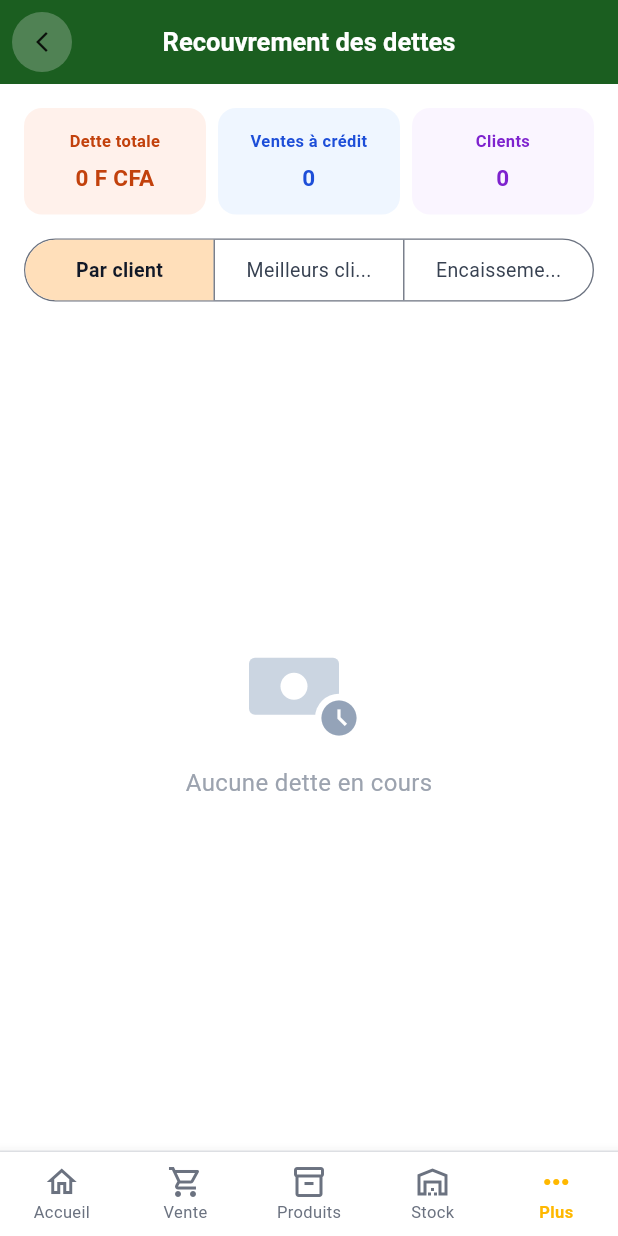
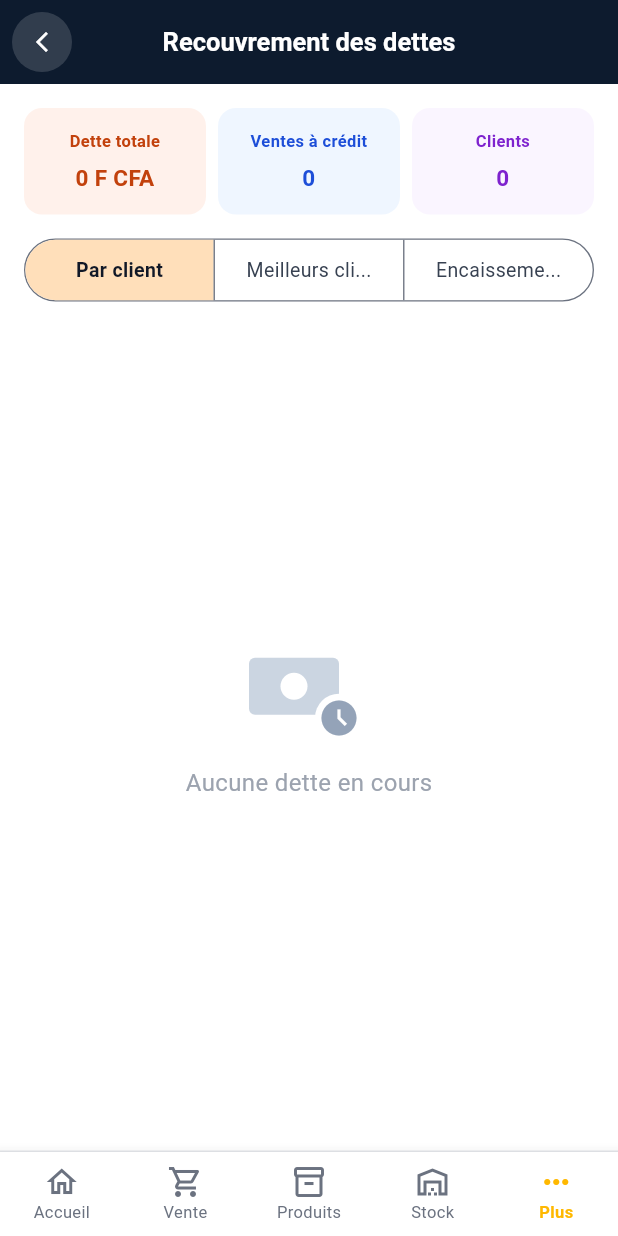
Before and after one commit to FranklinSaint23/Bricelo_stock, a Flutter app: the screen it shows after launch, after a tap on "À recouvrer", on a phone screen of 412 x 824 dp. Run offline on Flutter 3.47's test engine with Material 3 defaults, Android fonts, the light colour scheme and no system bars; our stand-ins replace supabase_flutter; accounts and stored records are empty; statements that could not run were skipped.

Commit message:
feat: implement initial core features including POS screen, custom widgets, splash screen, and Android theme configurations

```diff
--- a/lib/main.dart
+++ b/lib/main.dart
@@ -5,9 +5,14 @@ import 'screens/screens.dart';
 import 'services/supabase_config.dart';
 import 'services/app_state.dart';
 
-Future<void> main() async {
+void main() {
   WidgetsFlutterBinding.ensureInitialized();
 
+  // Lance l'application IMMÉDIATEMENT : aucun délai d'écran noir
+  runApp(const BriceloStockApp());
+
+  // Initialisation asynchrone de Supabase en tâche de fond pendant le Splash Screen
+  () async {
     try {
       await Supabase.initialize(
         url: SupabaseConfig.url,
@@ -16,11 +21,10 @@ Future<void> main() async {
     } catch (e) {
       debugPrint('Erreur initialisation Supabase: $e');
     }
-
-  runApp(const BriceloStockApp());
+  }();
 }
 
-final supabase = Supabase.instance.client;
+SupabaseClient get supabase => Supabase.instance.client;
 
 class BriceloStockApp extends StatelessWidget {
   const BriceloStockApp({super.key});
--- a/lib/screens/splash/splash_screen.dart
+++ b/lib/screens/splash/splash_screen.dart
@@ -13,28 +13,24 @@ class SplashScreen extends StatefulWidget {
 class _SplashScreenState extends State<SplashScreen> with SingleTickerProviderStateMixin {
   late AnimationController _controller;
   late Animation<double> _scaleAnimation;
-  late Animation<double> _fadeAnimation;
 
   @override
   void initState() {
     super.initState();
     _controller = AnimationController(
       vsync: this,
-      duration: const Duration(milliseconds: 1400),
+      duration: const Duration(milliseconds: 900),
     );
 
-    _scaleAnimation = Tween<double>(begin: 0.75, end: 1.0).animate(
+    // Démarrage visible à 96% avec un léger rebond naturel vers 1.0 (aucun fondu noir !)
+    _scaleAnimation = Tween<double>(begin: 0.96, end: 1.0).animate(
       CurvedAnimation(parent: _controller, curve: Curves.easeOutBack),
-    );
-
-    _fadeAnimation = Tween<double>(begin: 0.0, end: 1.0).animate(
-      CurvedAnimation(parent: _controller, curve: Curves.easeIn),
     );
 
     _controller.forward();
 
-    // Transition vers MainShell après 2.2 secondes
-    Timer(const Duration(milliseconds: 2300), () {
+    // Transition fluide vers l'écran principal après 2 secondes
+    Timer(const Duration(milliseconds: 2000), () {
       if (!mounted) return;
       Navigator.of(context).pushReplacement(
         PageRouteBuilder(
@@ -42,7 +38,7 @@ class _SplashScreenState extends State<SplashScreen> with SingleTickerProviderSt
           transitionsBuilder: (context, animation, secondaryAnimation, child) {
             return FadeTransition(opacity: animation, child: child);
           },
-          transitionDuration: const Duration(milliseconds: 500),
+          transitionDuration: const Duration(milliseconds: 350),
         ),
       );
     });
@@ -61,7 +57,7 @@ class _SplashScreenState extends State<SplashScreen> with SingleTickerProviderSt
       body: Stack(
         fit: StackFit.expand,
         children: [
-          // Arrière-plan dégradé subtil
+          // Arrière-plan dégradé subtil Bricelo Navy
           Container(
             decoration: const BoxDecoration(
               gradient: LinearGradient(
@@ -76,7 +72,7 @@ class _SplashScreenState extends State<SplashScreen> with SingleTickerProviderSt
             ),
           ),
 
-          // Lueur dorée subtile en arrière-plan du logo
+          // Lueur dorée en arrière-plan du logo
           Center(
             child: Container(
               width: 240,
@@ -85,7 +81,7 @@ class _SplashScreenState extends State<SplashScreen> with SingleTickerProviderSt
                 shape: BoxShape.circle,
                 boxShadow: [
                   BoxShadow(
-                    color: AppTheme.accentGold.withValues(alpha: 0.12),
+                    color: AppTheme.accentGold.withValues(alpha: 0.15),
                     blurRadius: 70,
                     spreadRadius: 20,
                   ),
@@ -94,19 +90,17 @@ class _SplashScreenState extends State<SplashScreen> with SingleTickerProviderSt
             ),
           ),
 
-          // Contenu centré animé
+          // Contenu centré : Image 2 immédiatement visible dès le 1er frame !
           Center(
             child: AnimatedBuilder(
               animation: _controller,
               builder: (context, child) {
-                return FadeTransition(
-                  opacity: _fadeAnimation,
-                  child: ScaleTransition(
+                return ScaleTransition(
                   scale: _scaleAnimation,
                   child: Column(
                     mainAxisSize: MainAxisSize.min,
                     children: [
-                        // Logo officiel Bricelo
+                      // Logo officiel Bricelo dans sa carte blanche squircle
                       Container(
                         width: 120,
                         height: 120,
@@ -142,7 +136,7 @@ class _SplashScreenState extends State<SplashScreen> with SingleTickerProviderSt
                       ),
                       const SizedBox(height: 24),
 
-                        // Titre Bricelo Stock
+                      // Titre Bricelo Stock Doré Officiel
                       const Text(
                         'BRICELO STOCK',
                         style: TextStyle(
@@ -154,7 +148,7 @@ class _SplashScreenState extends State<SplashScreen> with SingleTickerProviderSt
                       ),
                       const SizedBox(height: 6),
 
-                        // Sous-titre
+                      // Sous-titre Market & Stock
                       const Text(
                         'Market & Stock',
                         style: TextStyle(
@@ -166,19 +160,16 @@ class _SplashScreenState extends State<SplashScreen> with SingleTickerProviderSt
                       ),
                     ],
                   ),
-                  ),
                 );
               },
             ),
           ),
 
-          // Bas de page : Loader élégant & Tagline
+          // Bas de page : Loader doré élégant & Slogan
           Positioned(
             left: 0,
             right: 0,
             bottom: 40,
-            child: FadeTransition(
-              opacity: _fadeAnimation,
             child: Column(
               mainAxisSize: MainAxisSize.min,
               children: [
@@ -204,7 +195,6 @@ class _SplashScreenState extends State<SplashScreen> with SingleTickerProviderSt
               ],
             ),
           ),
-          ),
         ],
       ),
     );
--- a/lib/widgets/app_bar/stock_app_bar.dart
+++ b/lib/widgets/app_bar/stock_app_bar.dart
@@ -33,10 +33,10 @@ class StockAppBar extends StatelessWidget implements PreferredSizeWidget {
     return StockAppBar(
       key: key,
       title: title,
-      backgroundColor: const Color(0xFF1B5E20),
+      backgroundColor: const Color(0xFF0D1B2E),
       titleColor: Colors.white,
-      backButtonColor: const Color(0xFF86A789).withValues(alpha: 0.5),
-      backIconColor: Colors.black87,
+      backButtonColor: Colors.white.withValues(alpha: 0.15),
+      backIconColor: Colors.white,
       onBack: onBack,
       actions: actions,
       showBottomDivider: false,
--- a/lib/widgets/buttons/primary_button.dart
+++ b/lib/widgets/buttons/primary_button.dart
@@ -14,7 +14,7 @@ class PrimaryButton extends StatelessWidget {
     super.key,
     required this.label,
     required this.onPressed,
-    this.backgroundColor = const Color(0xFF1B5E20),
+    this.backgroundColor = const Color(0xFF0D1B2E),
     this.textColor = Colors.white,
     this.height = 48,
     this.borderRadius = 24,
--- a/lib/widgets/feedback/empty_state_view.dart
+++ b/lib/widgets/feedback/empty_state_view.dart
@@ -52,7 +52,7 @@ class EmptyStateView extends StatelessWidget {
               const SizedBox(height: 18),
               ElevatedButton(
                 style: ElevatedButton.styleFrom(
-                  backgroundColor: const Color(0xFF1B5E20),
+                  backgroundColor: const Color(0xFF0D1B2E),
                   elevation: 0,
                   shape: RoundedRectangleBorder(borderRadius: BorderRadius.circular(20)),
                 ),
--- a/lib/widgets/inputs/stock_text_field.dart
+++ b/lib/widgets/inputs/stock_text_field.dart
@@ -56,7 +56,7 @@ class StockTextField extends StatelessWidget {
         ),
         focusedBorder: OutlineInputBorder(
           borderRadius: BorderRadius.circular(6),
-          borderSide: const BorderSide(color: Color(0xFF1B5E20), width: 1.5),
+          borderSide: const BorderSide(color: Color(0xFFFFB800), width: 1.5),
         ),
       ),
     );
```
Also changed, not shown: lib/screens/pos/pos_screen.dart (+18 -18 lines), 6 other files. Lines whose indentation alone changed are shown as unchanged.
